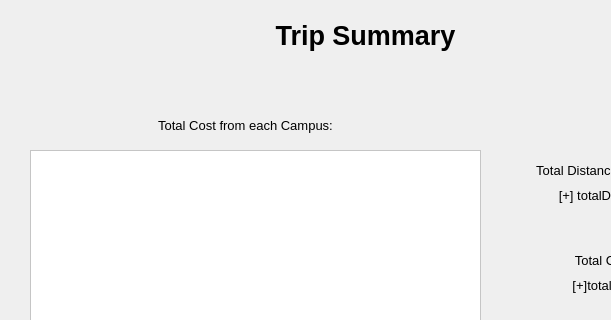
Before: the Qt Designer form Baseball/tripsummary.ui in Ykhan799/CS-1D-Project-2-Baseball, drawn with Qt 5; both pictures show x 0 to 611 and y 0 to 320 of the 792 by 529 pixel window.
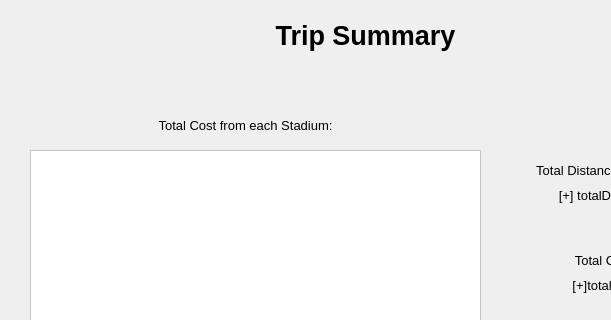
After: the same form once the commit is applied.

Patch:
```diff
--- a/Baseball/tripsummary.ui
+++ b/Baseball/tripsummary.ui
@@ -117,7 +117,7 @@
     </font>
    </property>
    <property name="text">
-    <string>Total Cost from each Campus:</string>
+    <string>Total Cost from each Stadium:</string>
    </property>
    <property name="alignment">
     <set>Qt::AlignCenter</set>
```
